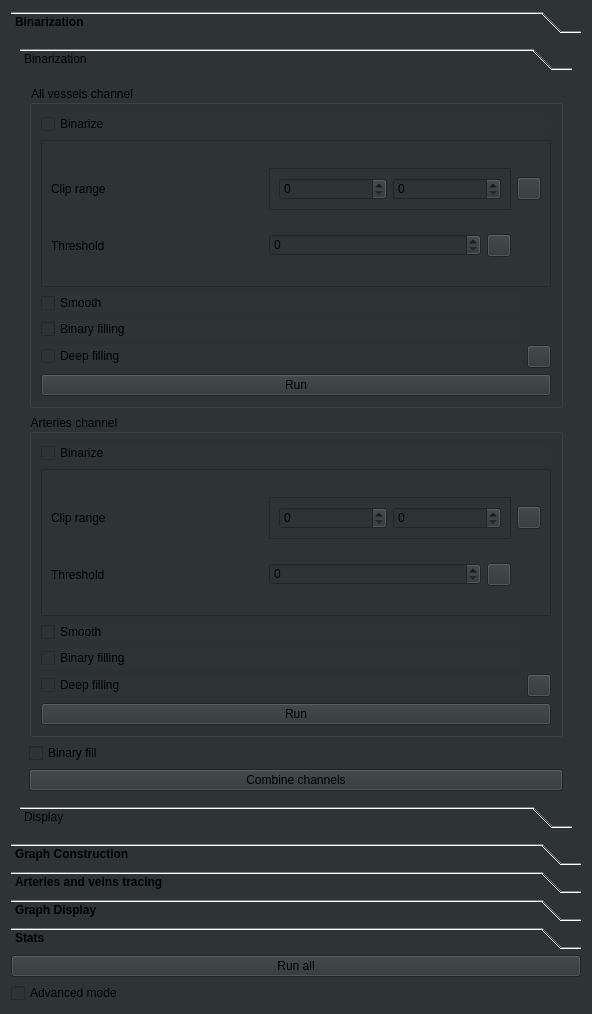
Old version of the form ClearMap/gui/creator/vasculature_tab.ui in the repository ClearAnatomics/ClearMap.
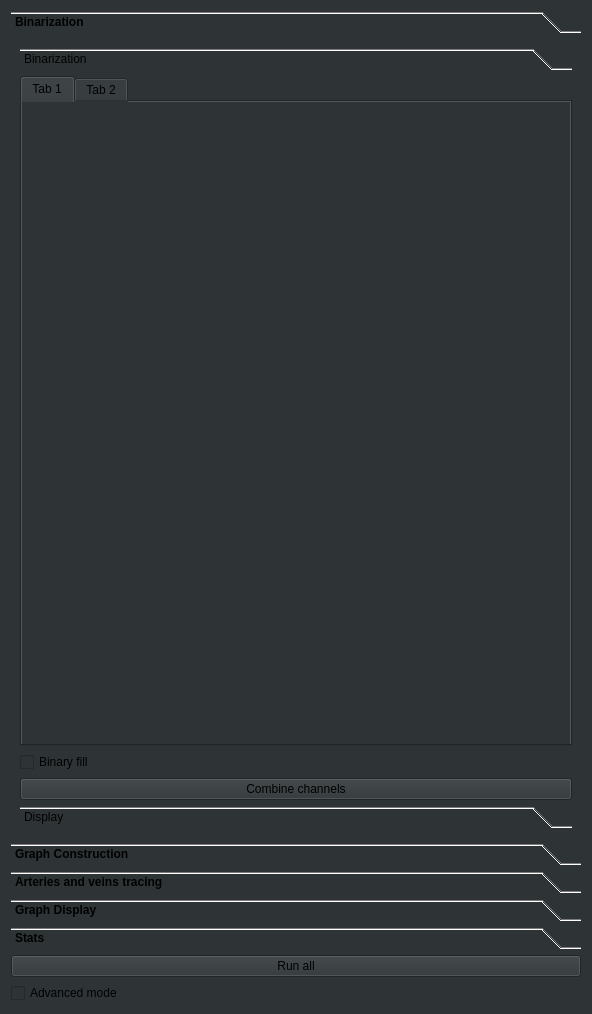
New version of the form. The open tabs and pages were chosen to show the change. Icons and pictures are not drawn.

Commit message: UPDATE: Modifies vasculature tab params and processor to have dynamic channels types and names

Patch:
```diff
--- a/ClearMap/gui/creator/vasculature_tab.ui
+++ b/ClearMap/gui/creator/vasculature_tab.ui
@@ -76,332 +76,30 @@
                  <string>Binarization</string>
                 </attribute>
                 <layout class="QVBoxLayout" name="verticalLayout_5">
+                 <property name="leftMargin">
+                  <number>0</number>
+                 </property>
+                 <property name="topMargin">
+                  <number>0</number>
+                 </property>
+                 <property name="rightMargin">
+                  <number>0</number>
+                 </property>
+                 <property name="bottomMargin">
+                  <number>0</number>
+                 </property>
                  <item>
-                  <widget class="QGroupBox" name="groupBox_2">
-                   <property name="styleSheet">
-                    <string notr="true"/>
-                   </property>
-                   <property name="title">
-                    <string>All vessels channel</string>
-                   </property>
-                   <layout class="QGridLayout" name="gridLayout">
-                    <item row="1" column="0">
-                     <widget class="QFrame" name="frame">
-                      <property name="frameShape">
-                       <enum>QFrame::StyledPanel</enum>
-                      </property>
-                      <property name="frameShadow">
-                       <enum>QFrame::Raised</enum>
-                      </property>
-                      <layout class="QGridLayout" name="gridLayout_3">
-                       <item row="0" column="0">
-                        <widget class="QLabel" name="binarizationVesselsClippingRangeLbl">
-                         <property name="toolTip">
-                          <string>The range for the vessel detection</string>
-                         </property>
-                         <property name="whatsThis">
-                          <string>&lt;html&gt;&lt;head/&gt;&lt;body&gt;&lt;p&gt;For optimal values, open the stitched image and look at the pixel intensities inside the brain (ignore the pixels outside the brain).&lt;/p&gt;&lt;p&gt;Set the minimum based on the lowest intensities you see.&lt;/p&gt;&lt;p&gt;For the higher intensity, look at the large vessels at the surface. You should set to the limit to a value that still excludes the halo.&lt;/p&gt;&lt;/body&gt;&lt;/html&gt;</string>
-                         </property>
-                         <property name="text">
-                          <string>Clip range</string>
-                         </property>
-                        </widget>
-                       </item>
-                       <item row="0" column="1" colspan="2">
-                        <widget class="QFrame" name="vesselsBinarizationClipRangeDoublet">
-                         <property name="frameShape">
-                          <enum>QFrame::StyledPanel</enum>
-                         </property>
-                         <property name="frameShadow">
-                          <enum>QFrame::Raised</enum>
-                         </property>
-                         <layout class="QHBoxLayout" name="horizontalLayout_9">
-                          <item>
-                           <widget class="QSpinBox" name="spinBox_255">
-                            <property name="suffix">
-                             <string/>
-                            </property>
-                            <property name="minimum">
-                             <number>0</number>
-                            </property>
-                            <property name="maximum">
-                             <number>65535</number>
-                            </property>
-                           </widget>
-                          </item>
-                          <item>
-                           <widget class="QSpinBox" name="spinBox_256">
-                            <property name="suffix">
-                             <string/>
-                            </property>
-                            <property name="minimum">
-                             <number>0</number>
-                            </property>
-                            <property name="maximum">
-                             <number>65535</number>
-                            </property>
-                           </widget>
-                          </item>
-                         </layout>
-                        </widget>
-                       </item>
-                       <item row="0" column="3">
-                        <widget class="QToolButton" name="binarizationVesselsClippingRangeInfoToolButton">
-                         <property name="icon">
-                          <iconset resource="icons.qrc">
-                           <normaloff>:/icons/icons/info.svg</normaloff>:/icons/icons/info.svg</iconset>
-                         </property>
-                        </widget>
-                       </item>
-                       <item row="1" column="0">
-                        <widget class="QLabel" name="binarizationVesselsThresholdLbl">
-                         <property name="toolTip">
-                          <string>Pseudo deconvolution threshold.</string>
-                         </property>
-                         <property name="whatsThis">
-                          <string>&lt;html&gt;&lt;head/&gt;&lt;body&gt;&lt;p&gt;Pseudo deconvolution threshold. &lt;/p&gt;&lt;p&gt;Voxels above this threshold will be added to the &lt;/p&gt;&lt;p&gt;binarization result in the multi-path biniarization.&lt;/p&gt;&lt;p&gt;Select slightly below the clip range min.&lt;/p&gt;&lt;/body&gt;&lt;/html&gt;</string>
-                         </property>
-                         <property name="text">
-                          <string>Threshold</string>
-                         </property>
-                        </widget>
-                       </item>
-                       <item row="1" column="1">
-                        <widget class="QSpinBox" name="vesselsBinarizationThresholdSpinBox">
-                         <property name="minimum">
-                          <number>0</number>
-                         </property>
-                         <property name="maximum">
-                          <number>65535</number>
-                         </property>
-                        </widget>
-                       </item>
-                       <item row="1" column="2">
-                        <widget class="QToolButton" name="binarizationVesselsThresholdInfoToolButton">
-                         <property name="icon">
-                          <iconset resource="icons.qrc">
-                           <normaloff>:/icons/icons/info.svg</normaloff>:/icons/icons/info.svg</iconset>
-                         </property>
-                        </widget>
-                       </item>
-                      </layout>
-                     </widget>
-                    </item>
-                    <item row="9" column="0">
-                     <widget class="QPushButton" name="binarizeVesselsPushButton">
-                      <property name="text">
-                       <string>Run</string>
-                      </property>
-                     </widget>
-                    </item>
-                    <item row="0" column="0">
-                     <widget class="QCheckBox" name="runVesselsBinarizationCheckBox">
-                      <property name="text">
-                       <string>Binarize</string>
-                      </property>
-                     </widget>
-                    </item>
-                    <item row="5" column="0">
-                     <layout class="QGridLayout" name="gridLayout_9">
-                      <item row="1" column="0">
-                       <widget class="QCheckBox" name="vesselsBinarizationBinaryFillingCheckBox">
-                        <property name="text">
-                         <string>Binary filling</string>
-                        </property>
-                       </widget>
-                      </item>
-                      <item row="2" column="0">
-                       <widget class="QCheckBox" name="binarizationVesselsDeepFillingCheckBox">
-                        <property name="whatsThis">
-                         <string>&lt;html&gt;&lt;head/&gt;&lt;body&gt;&lt;p&gt;In this step a trained convolutional deep network &lt;/p&gt;&lt;p&gt;is applied to fill the holes of hollow vessels in the &lt;/p&gt;&lt;p&gt;vasculature and arteries data.&lt;/p&gt;&lt;p&gt;&lt;br/&gt;&lt;/p&gt;&lt;/body&gt;&lt;/html&gt;</string>
-                        </property>
-                        <property name="text">
-                         <string>Deep filling</string>
-                        </property>
-                       </widget>
-                      </item>
-                      <item row="0" column="0">
-                       <widget class="QCheckBox" name="vesselsBinarizationSmoothingCheckBox">
-                        <property name="text">
-                         <string>Smooth</string>
-                        </property>
-                       </widget>
-                      </item>
-                      <item row="2" column="1">
-                       <widget class="QToolButton" name="binarizationVesselsDeepFillingInfoToolButton">
-                        <property name="icon">
-                         <iconset resource="icons.qrc">
-                          <normaloff>:/icons/icons/info.svg</normaloff>:/icons/icons/info.svg</iconset>
-                        </property>
-                       </widget>
-                      </item>
-                     </layout>
-                    </item>
-                   </layout>
-                  </widget>
-                 </item>
-                 <item>
-                  <widget class="QGroupBox" name="groupBox">
-                   <property name="enabled">
-                    <bool>true</bool>
-                   </property>
-                   <property name="title">
-                    <string>Arteries channel</string>
-                   </property>
-                   <layout class="QGridLayout" name="gridLayout_2">
-                    <item row="1" column="0">
-                     <widget class="QFrame" name="frame_2">
-                      <property name="frameShape">
-                       <enum>QFrame::StyledPanel</enum>
-                      </property>
-                      <property name="frameShadow">
-                       <enum>QFrame::Raised</enum>
-                      </property>
-                      <layout class="QGridLayout" name="gridLayout_13">
-                       <item row="0" column="0">
-                        <widget class="QLabel" name="binarizationArteriesClippingRangeLbl">
-                         <property name="toolTip">
-                          <string>The range for the arteries detection</string>
-                         </property>
-                         <property name="whatsThis">
-                          <string>&lt;html&gt;&lt;head/&gt;&lt;body&gt;&lt;p&gt;For optimal values, open the stitched image and look at the pixel intensities inside the brain (ignore the pixels outside the brain).&lt;/p&gt;&lt;p&gt;Set the minimum based on the lowest intensities you see.&lt;/p&gt;&lt;p&gt;For the higher intensity, look at the large vessels at the surface. You should set to the limit to a value that still excludes the halo.&lt;/p&gt;&lt;/body&gt;&lt;/html&gt;</string>
-                         </property>
-                         <property name="text">
-                          <string>Clip range</string>
-                         </property>
-                        </widget>
-                       </item>
-                       <item row="0" column="1" colspan="2">
-                        <widget class="QFrame" name="arteriesBinarizationClipRangeDoublet">
-                         <property name="frameShape">
-                          <enum>QFrame::StyledPanel</enum>
-                         </property>
-                         <property name="frameShadow">
-                          <enum>QFrame::Raised</enum>
-                         </property>
-                         <layout class="QHBoxLayout" name="horizontalLayout_10">
-                          <item>
-                           <widget class="QSpinBox" name="spinBox_259">
-                            <property name="suffix">
-                             <string/>
-                            </property>
-                            <property name="minimum">
-                             <number>0</number>
-                            </property>
-                            <property name="maximum">
-                             <number>65535</number>
-                            </property>
-                           </widget>
-                          </item>
-                          <item>
-                           <widget class="QSpinBox" name="spinBox_260">
-                            <property name="suffix">
-                             <string/>
-                            </property>
-                            <property name="minimum">
-                             <number>0</number>
-                            </property>
-                            <property name="maximum">
-                             <number>65535</number>
-                            </property>
-                           </widget>
-                          </item>
-                         </layout>
-                        </widget>
-                       </item>
-                       <item row="0" column="3">
-                        <widget class="QToolButton" name="binarizationArteriesClippingRangeInfoToolButton">
-                         <property name="icon">
-                          <iconset resource="icons.qrc">
-                           <normaloff>:/icons/icons/info.svg</normaloff>:/icons/icons/info.svg</iconset>
-                         </property>
-                        </widget>
-                       </item>
-                       <item row="1" column="0">
-                        <widget class="QLabel" name="binarizationArteriesThresholdLbl">
-                         <property name="toolTip">
-                          <string>Pseudo deconvolution threshold.</string>
-                         </property>
-                         <property name="whatsThis">
-                          <string>&lt;html&gt;&lt;head/&gt;&lt;body&gt;&lt;p&gt;Pseudo deconvolution threshold. &lt;/p&gt;&lt;p&gt;Voxels above this threshold will be added to the &lt;/p&gt;&lt;p&gt;binarization result in the multi-path biniarization.&lt;/p&gt;&lt;p&gt;Select slightly below the clip range min.&lt;/p&gt;&lt;/body&gt;&lt;/html&gt;</string>
-                         </property>
-                         <property name="text">
-                          <string>Threshold</string>
-                         </property>
-                        </widget>
-                       </item>
-                       <item row="1" column="1">
-                        <widget class="QSpinBox" name="arteriesBinarizationThresholdSpinBox">
-                         <property name="minimum">
-                          <number>0</number>
-                         </property>
-                         <property name="maximum">
-                          <number>65535</number>
-                         </property>
-                        </widget>
-                       </item>
-                       <item row="1" column="2">
-                        <widget class="QToolButton" name="binarizationArteriesThresholdInfoToolButton">
-                         <property name="icon">
-                          <iconset resource="icons.qrc">
-                           <normaloff>:/icons/icons/info.svg</normaloff>:/icons/icons/info.svg</iconset>
-                         </property>
-                        </widget>
-                       </item>
-                      </layout>
-                     </widget>
-                    </item>
-                    <item row="0" column="0">
-                     <widget class="QCheckBox" name="runArteriesBinarizationCheckBox">
-                      <property name="text">
-                       <string>Binarize</string>
-                      </property>
-                     </widget>
-                    </item>
-                    <item row="8" column="0">
-                     <widget class="QPushButton" name="binarizeArteriesPushButton">
-                      <property name="text">
-                       <string>Run</string>
-                      </property>
-                     </widget>
-                    </item>
-                    <item row="4" column="0">
-                     <layout class="QGridLayout" name="gridLayout_10">
-                      <item row="0" column="0">
-                       <widget class="QCheckBox" name="arteriesBinarizationSmoothingCheckBox">
-                        <property name="text">
-                         <string>Smooth</string>
-                        </property>
-                       </widget>
-                      </item>
-                      <item row="1" column="0">
-                       <widget class="QCheckBox" name="arteriesBinarizationBinaryFillingCheckBox">
-                        <property name="text">
-                         <string>Binary filling</string>
-                        </property>
-                       </widget>
-                      </item>
-                      <item row="2" column="0">
-                       <widget class="QCheckBox" name="binarizationArteriesDeepFillingCheckBox">
-                        <property name="whatsThis">
-                         <string>&lt;html&gt;&lt;head/&gt;&lt;body&gt;&lt;p&gt;In this step a trained convolutional deep network &lt;/p&gt;&lt;p&gt;is applied to fill the holes of hollow vessels in the &lt;/p&gt;&lt;p&gt;vasculature and arteries data.&lt;/p&gt;&lt;p&gt;&lt;br/&gt;&lt;/p&gt;&lt;/body&gt;&lt;/html&gt;</string>
-                        </property>
-                        <property name="text">
-                         <string>Deep filling</string>
-                        </property>
-                       </widget>
-                      </item>
-                      <item row="2" column="1">
-                       <widget class="QToolButton" name="binarizationArteriesDeepFillingInfoToolButton">
-                        <property name="icon">
-                         <iconset resource="icons.qrc">
-                          <normaloff>:/icons/icons/info.svg</normaloff>:/icons/icons/info.svg</iconset>
-                        </property>
-                       </widget>
-                      </item>
-                     </layout>
-                    </item>
-                   </layout>
+                  <widget class="QTabWidget" name="tabWidget">
+                   <widget class="QWidget" name="tab">
+                    <attribute name="title">
+                     <string>Tab 1</string>
+                    </attribute>
+                   </widget>
+                   <widget class="QWidget" name="tab_2">
+                    <attribute name="title">
+                     <string>Tab 2</string>
+                    </attribute>
+                   </widget>
                   </widget>
                  </item>
                  <item>
```
Left out of the diff: 6 changed lines with no effect on the pictures. The commit also changes 4 other files.
